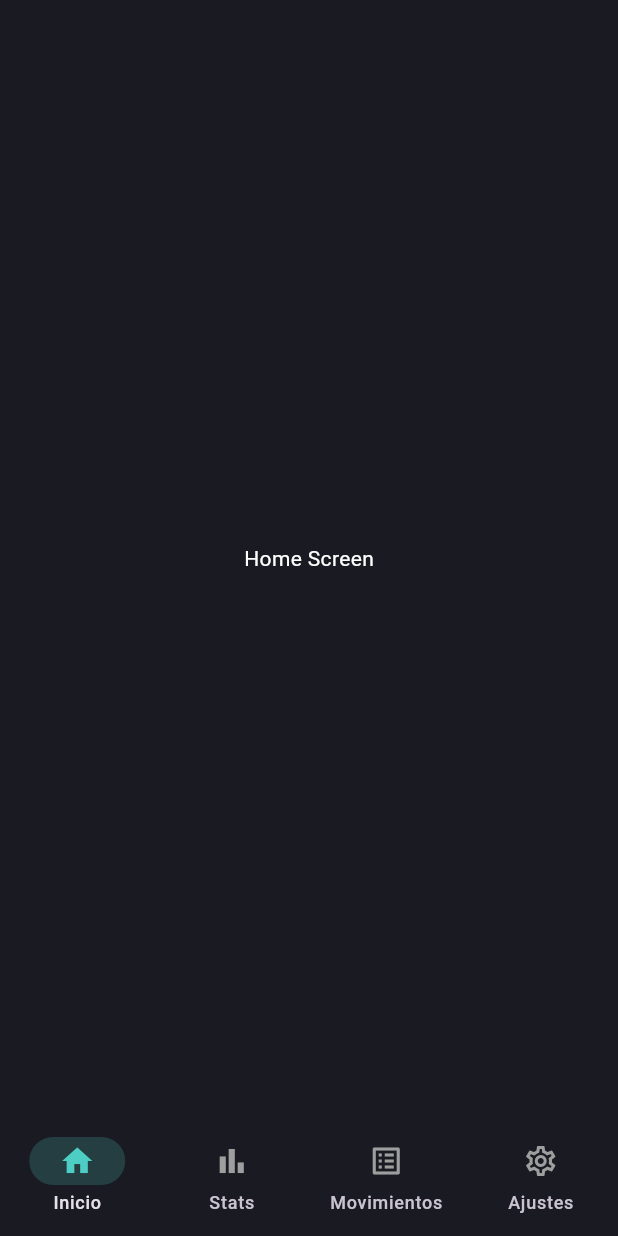
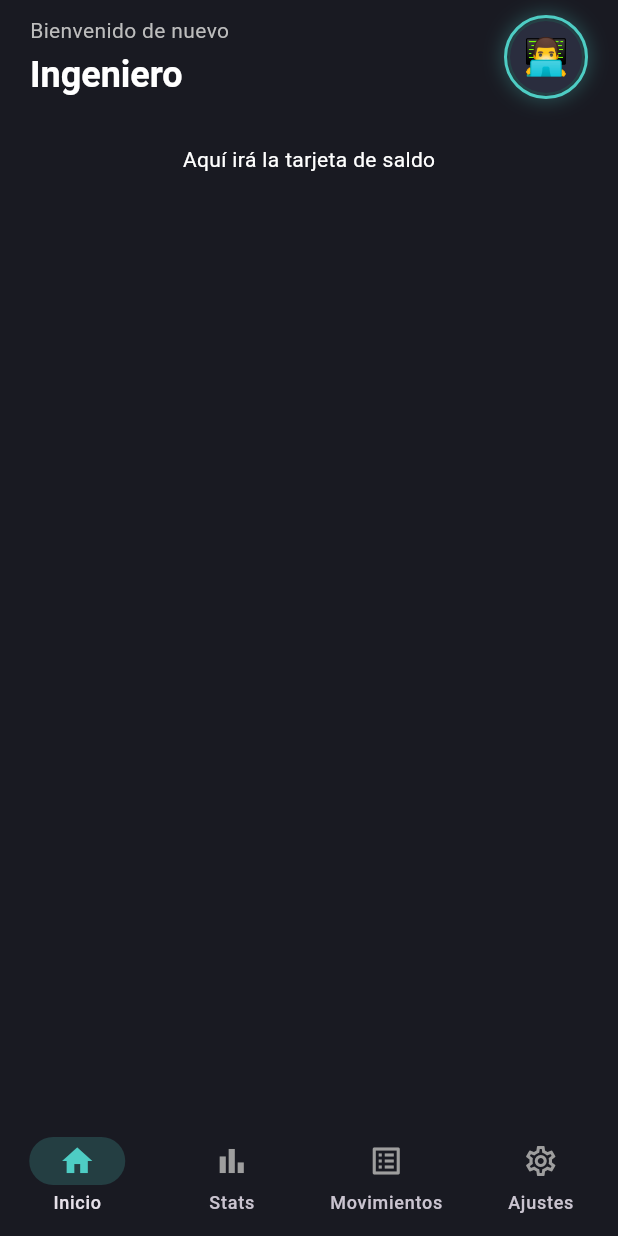
Before and after one commit to AndresCastilloPlata/balancea, a Flutter app: the screen it shows after launch, on a phone screen of 412 x 824 dp. Run offline on Flutter 3.47's test engine with Material 3 defaults, Android fonts, the phone set to English and light mode, and no system bars; our stand-ins replace go_router.

Commit message:
Feat: Implementación del HomeHeader con avatar y saludo personalizado

```diff
--- a/lib/presentation/screens/home_screen.dart
+++ b/lib/presentation/screens/home_screen.dart
@@ -1,3 +1,4 @@
+import 'package:balancea/presentation/widgets/home/home_header.dart';
 import 'package:flutter/material.dart';
 
 class HomeScreen extends StatelessWidget {
@@ -6,8 +7,17 @@ class HomeScreen extends StatelessWidget {
   @override
   Widget build(BuildContext context) {
     return const Scaffold(
-      body: Center(
-        child: Text('Home Screen', style: TextStyle(color: Colors.white)),
+      body: SafeArea(
+        child: Column(
+          children: [
+            HomeHeader(),
+            SizedBox(height: 20),
+            Text(
+              "Aquí irá la tarjeta de saldo",
+              style: TextStyle(color: Colors.white),
+            ),
+          ],
+        ),
       ),
     );
   }
--- /dev/null
+++ b/lib/presentation/widgets/home/home_header.dart
@@ -0,0 +1,58 @@
+import 'package:flutter/material.dart';
+
+class HomeHeader extends StatelessWidget {
+  const HomeHeader({super.key});
+
+  @override
+  Widget build(BuildContext context) {
+    final textTheme = Theme.of(context).textTheme;
+
+    return Padding(
+      padding: const EdgeInsets.symmetric(horizontal: 20, vertical: 10),
+      child: Row(
+        mainAxisAlignment: MainAxisAlignment.spaceBetween,
+        children: [
+          //Saludo + nombre
+          Column(
+            crossAxisAlignment: CrossAxisAlignment.start,
+            children: [
+              Text(
+                'Bienvenido de nuevo',
+                style: textTheme.bodyMedium?.copyWith(color: Colors.grey[400]),
+              ),
+              const SizedBox(height: 4),
+              Text(
+                'Ingeniero',
+                style: textTheme.headlineSmall?.copyWith(
+                  fontWeight: FontWeight.bold,
+                  color: Colors.white,
+                ),
+              ),
+            ],
+          ),
+
+          // Avatar
+          Container(
+            padding: const EdgeInsets.all(2),
+            decoration: BoxDecoration(
+              shape: BoxShape.circle,
+              border: Border.all(color: const Color(0xFF4ECDC4), width: 2),
+              boxShadow: [
+                BoxShadow(
+                  color: const Color(0xFF4ECDC4).withValues(alpha: 0.3),
+                  blurRadius: 10,
+                  spreadRadius: 1,
+                ),
+              ],
+            ),
+            child: const CircleAvatar(
+              radius: 24,
+              backgroundColor: Color(0xFF2A2D3E),
+              child: Text('👨‍💻', style: TextStyle(fontSize: 24)),
+            ),
+          ),
+        ],
+      ),
+    );
+  }
+}
```
